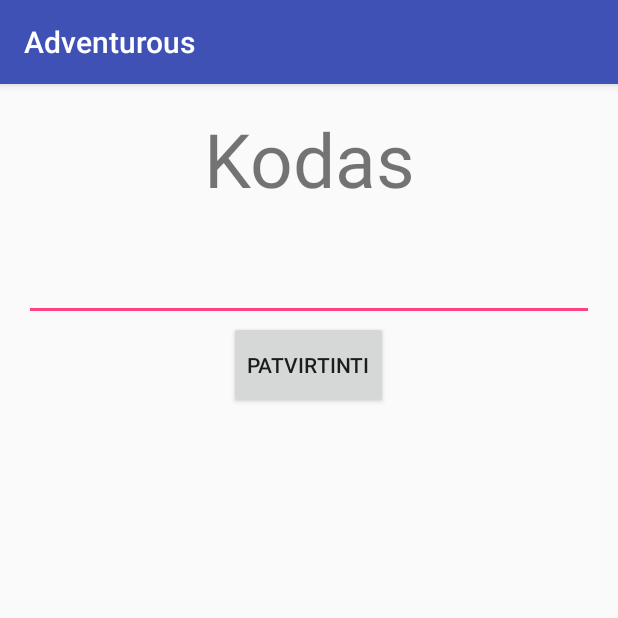
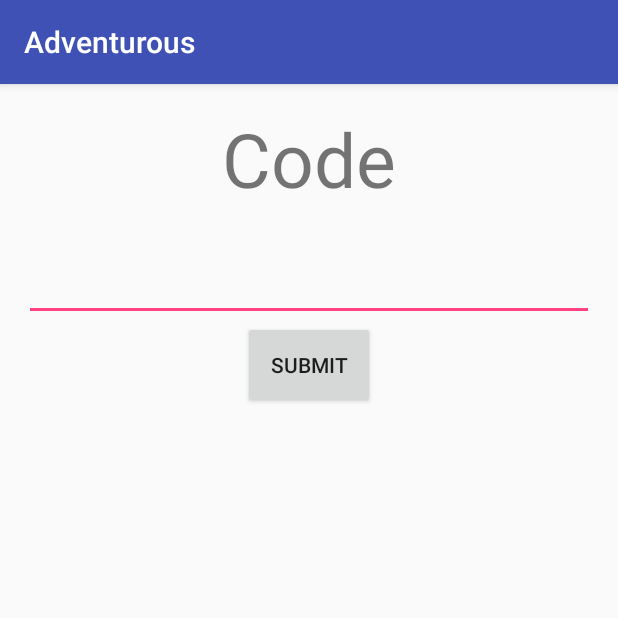
Before and after one commit to Eseas/Adventurous, an Android app: the PayActivity screen opened directly, with no data from a screen before it, on a phone screen of 412 x 824 dp, the top half of it. Run offline under Robolectric (Android 15) with nearby library versions, the phone set to English and light mode, and no system bars.

```diff
--- a/Adventurous.App/app/src/main/java/com/adventurous/adventurous/EndGameActivity.java
+++ b/Adventurous.App/app/src/main/java/com/adventurous/adventurous/Activities/EndGameActivity.java
@@ -1,4 +1,4 @@
-package com.adventurous.adventurous;
+package com.adventurous.adventurous.Activities;
 
 import android.content.Intent;
 import android.os.Bundle;
@@ -6,6 +6,9 @@ import android.support.v7.app.AppCompatActivity;
 import android.view.View;
 import android.widget.Button;
 import android.widget.TextView;
+
+import com.adventurous.adventurous.Entities.Point;
+import com.adventurous.adventurous.R;
 
 import java.util.UUID;
 
--- a/Adventurous.App/app/src/main/java/com/adventurous/adventurous/Point.java
+++ b/Adventurous.App/app/src/main/java/com/adventurous/adventurous/Entities/Point.java
@@ -1,4 +1,4 @@
-package com.adventurous.adventurous;
+package com.adventurous.adventurous.Entities;
 
 import org.json.JSONArray;
 import org.json.JSONObject;
@@ -44,7 +44,7 @@ public class Point implements Serializable {
                 answers[i] = jsonArray.getString(i);
             }
 
-            rigthAnswerId = jsonPoint.getInt("rigthAnswerId");
+            rigthAnswerId = jsonPoint.getInt("rightAnswerId");
 
         }catch(Exception ex){
             pointLatitude = 0;
--- a/Adventurous.App/app/src/main/java/com/adventurous/adventurous/GetPointsTask.java
+++ b/Adventurous.App/app/src/main/java/com/adventurous/adventurous/GetPointsTask.java
@@ -1,5 +1,7 @@
 package com.adventurous.adventurous;
 
+
+import com.adventurous.adventurous.Entities.Point;
 
 import org.json.JSONArray;
 
@@ -27,7 +29,8 @@ public class GetPointsTask extends Thread {
 
     private Point[] getPoints() throws Exception {
 
-        String response = HttpClient.Get("http://adventurous.azurewebsites.net/api/points");
+        String response = HttpClient.Get("https://api.myjson.com/bins/kwjpp");
+//        String response = HttpClient.Get("http://adventurous.azurewebsites.net/api/points");
 
         JSONArray jsonArray = new JSONArray(response);
 
--- a/Adventurous.App/app/src/main/java/com/adventurous/adventurous/IGetPointsTaskListener.java
+++ b/Adventurous.App/app/src/main/java/com/adventurous/adventurous/IGetPointsTaskListener.java
@@ -1,4 +1,6 @@
 package com.adventurous.adventurous;
+
+import com.adventurous.adventurous.Entities.Point;
 
 public interface IGetPointsTaskListener {
     void notifyOfGetPointsTaskComplete(Thread thread, Point[] points);
--- a/Adventurous.App/app/src/main/res/layout/activity_direction.xml
+++ b/Adventurous.App/app/src/main/res/layout/activity_direction.xml
@@ -5,4 +5,4 @@
     android:name="com.google.android.gms.maps.SupportMapFragment"
     android:layout_width="match_parent"
     android:layout_height="match_parent"
-    tools:context="com.adventurous.adventurous.DirectionActivity" />
+    tools:context="com.adventurous.adventurous.Activities.DirectionActivity" />
--- a/Adventurous.App/app/src/main/res/layout/activity_end_game.xml
+++ b/Adventurous.App/app/src/main/res/layout/activity_end_game.xml
@@ -7,7 +7,7 @@
     android:paddingLeft="@dimen/activity_horizontal_margin"
     android:paddingRight="@dimen/activity_horizontal_margin"
     android:paddingTop="@dimen/activity_vertical_margin"
-    tools:context="com.adventurous.dainiuskavoliunas.adventurous.Activities.EndGameActivity"
+    tools:context="com.adventurous.adventurous.Activities.EndGameActivity"
     android:keepScreenOn="true">
 
     <TextView
@@ -22,7 +22,7 @@
     <Button
         android:layout_width="wrap_content"
         android:layout_height="wrap_content"
-        android:text="Pradėti naują žaidimą"
+        android:text="@string/end_game_activity_start_new_game"
         android:id="@+id/end_game_start_game"
         android:layout_below="@+id/end_game_time_text_view"
         android:layout_centerHorizontal="true"
--- a/Adventurous.App/app/src/main/res/layout/activity_game.xml
+++ b/Adventurous.App/app/src/main/res/layout/activity_game.xml
@@ -7,7 +7,7 @@
     android:paddingLeft="@dimen/activity_horizontal_margin"
     android:paddingRight="@dimen/activity_horizontal_margin"
     android:paddingTop="@dimen/activity_vertical_margin"
-    tools:context="com.adventurous.dainiuskavoliunas.adventurous.Activities.GameActivity"
+    tools:context="com.adventurous.adventurous.Activities.GameActivity"
     android:keepScreenOn="true">
 
     <TextView
--- a/Adventurous.App/app/src/main/res/layout/activity_pay.xml
+++ b/Adventurous.App/app/src/main/res/layout/activity_pay.xml
@@ -7,18 +7,18 @@
     android:paddingLeft="@dimen/activity_horizontal_margin"
     android:paddingRight="@dimen/activity_horizontal_margin"
     android:paddingTop="@dimen/activity_vertical_margin"
-    tools:context="com.adventurous.adventurous.PayActivity"
+    tools:context="com.adventurous.adventurous.Activities.PayActivity"
     android:weightSum="1"
     android:orientation="vertical">
 
     <TextView
+        android:id="@+id/activity_pay_code_text_view"
         android:layout_width="match_parent"
         android:layout_height="69dp"
-        android:text="Kodas"
-        android:id="@+id/activity_pay_code_text_view"
         android:layout_weight="0.02"
-        android:textSize="50dp"
-        android:textAlignment="center" />
+        android:text="@string/pay_activity_code"
+        android:textAlignment="center"
+        android:textSize="50dp" />
 
     <EditText
         android:layout_width="match_parent"
@@ -29,10 +29,10 @@
         android:layout_alignParentEnd="true" />
 
     <Button
+        android:id="@+id/activity_pay_approve_button"
         android:layout_width="wrap_content"
         android:layout_height="wrap_content"
-        android:text="Patvirtinti"
-        android:id="@+id/activity_pay_approve_button"
+        android:layout_gravity="center_horizontal"
         android:layout_weight="0.02"
-        android:layout_gravity="center_horizontal" />
+        android:text="@string/pay_activiy_submit" />
 </LinearLayout>
--- a/Adventurous.App/app/src/main/res/values/strings.xml
+++ b/Adventurous.App/app/src/main/res/values/strings.xml
@@ -2,6 +2,12 @@
     <string name="app_name">Adventurous</string>
     <string name="title_activity_points">Map</string>
     <string name="title_activity_direction">Map</string>
-    <string name="game_activity_approve_button">Patvirtinti</string>
-    <string name="game_activity_hint_timer_text_view">Iki pagalbos liko\nxx:xx</string>
+    <string name="game_activity_approve_button">Submit</string>
+    <string name="game_activity_wrong_code">Wrong code entered</string>
+    <string name="game_activity_next_hint_in">Next hint in</string>
+    <string name="points_activity_play">Play</string>
+    <string name="points_activity_buy">Buy</string>
+    <string name="pay_activity_code">Code</string>
+    <string name="pay_activiy_submit">Submit</string>
+    <string name="end_game_activity_start_new_game">Start a new game</string>
 </resources>
```
Also changed, not shown: Adventurous.App/app/src/main/AndroidManifest.xml (+5 -5 lines), Adventurous.App/app/src/main/java/com/adventurous/adventurous/Activities/DirectionActivity.java (renamed from Adventurous.App/app/src/main/java/com/adventurous/adventurous/DirectionActivity.java, +5 -2 lines), Adventurous.App/app/src/main/java/com/adventurous/adventurous/Activities/GameActivity.java (renamed from Adventurous.App/app/src/main/java/com/adventurous/adventurous/GameActivity.java, +12 -4 lines), Adventurous.App/app/src/main/java/com/adventurous/adventurous/Activities/PayActivity.java (renamed from Adventurous.App/app/src/main/java/com/adventurous/adventurous/PayActivity.java, +4 -5 lines), Adventurous.App/app/src/main/java/com/adventurous/adventurous/Activities/PointsActivity.java (renamed from Adventurous.App/app/src/main/java/com/adventurous/adventurous/PointsActivity.java, +6 -1 lines), Adventurous.App/app/src/main/java/com/adventurous/adventurous/GPSTracker.java (+8 -4 lines), Adventurous.App/app/src/main/res/layout/activity_points.xml (+8 -9 lines), 2 other files.
